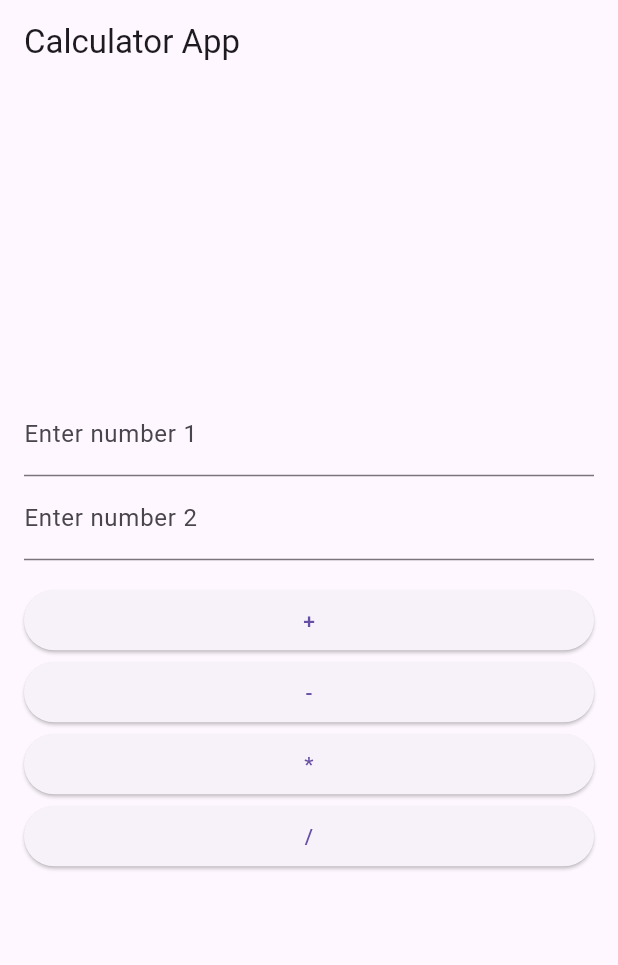
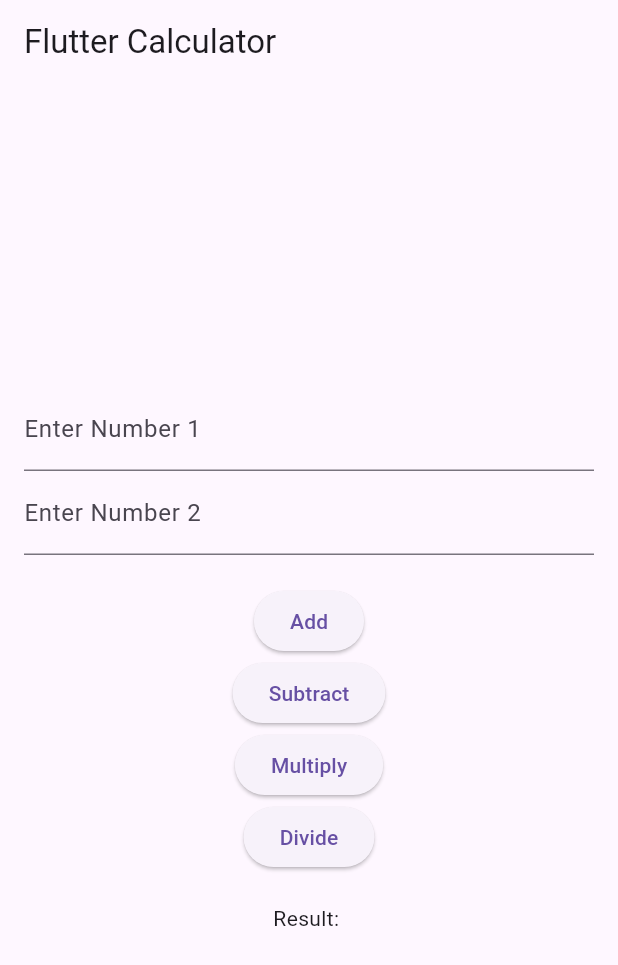
Before and after one commit to majojukrishna03/flutter_application_2, a Flutter app: the screen it shows after launch, on a phone screen of 412 x 824 dp. Shown: the top 965 px of the screen. Run offline on Flutter 3.47's test engine with Material 3 defaults, Android fonts, the phone set to English and light mode, and no system bars.

Commit message:
with abstract methods

```diff
--- a/lib/main.dart
+++ b/lib/main.dart
@@ -14,110 +14,108 @@ abstract class CalculatorOperations {
 class Calculator implements CalculatorOperations {
   @override
   double add(double num1, double num2) {
-    return num1 + num2;
+    // Your implementation for addition here
+    return 0; // Replace this with the actual result
   }
 
   @override
   double subtract(double num1, double num2) {
-    return num1 - num2;
+    // Your implementation for subtraction here
+    return 0; // Replace this with the actual result
   }
 
   @override
   double multiply(double num1, double num2) {
-    return num1 * num2;
+    // Your implementation for multiplication here
+    return 0; // Replace this with the actual result
   }
 
   @override
   double divide(double num1, double num2) {
-    if (num2 != 0) {
-      return num1 / num2;
-    } else {
-      throw ArgumentError("Cannot divide by zero");
-    }
+    // Your implementation for division here
+    return 0; // Replace this with the actual result
   }
 }
 
 class CalculatorApp extends StatelessWidget {
   final Calculator calculator = Calculator();
-  final TextEditingController _num1Controller = TextEditingController();
-  final TextEditingController _num2Controller = TextEditingController();
-  String _result = '';
-
-  void _calculate(String operation) {
-    double num1 = double.tryParse(_num1Controller.text) ?? 0.0;
-    double num2 = double.tryParse(_num2Controller.text) ?? 0.0;
-    double? result = null;
-
-    switch (operation) {
-      case 'add':
-        result = calculator.add(num1, num2);
-        break;
-      case 'subtract':
-        result = calculator.subtract(num1, num2);
-        break;
-      case 'multiply':
-        result = calculator.multiply(num1, num2);
-        break;
-      case 'divide':
-        try {
-          result = calculator.divide(num1, num2);
-        } catch (e) {
-          _result = "Error: ${e.toString()}";
-        }
-        break;
-    }
-
-    if (result != null) {
-      _result = 'Result: $result';
-    }
-  }
+  final TextEditingController num1Controller = TextEditingController();
+  final TextEditingController num2Controller = TextEditingController();
+  String result = '';
 
   @override
   Widget build(BuildContext context) {
     return MaterialApp(
       home: Scaffold(
         appBar: AppBar(
-          title: Text('Calculator App'),
+          title: Text('Flutter Calculator'),
         ),
         body: Padding(
-          padding: EdgeInsets.all(16.0),
+          padding: const EdgeInsets.all(16.0),
           child: Column(
             mainAxisAlignment: MainAxisAlignment.center,
-            crossAxisAlignment: CrossAxisAlignment.stretch,
             children: [
               TextField(
-                controller: _num1Controller,
+                controller: num1Controller,
                 keyboardType: TextInputType.number,
-                decoration: InputDecoration(labelText: 'Enter number 1'),
+                decoration: InputDecoration(labelText: 'Enter Number 1'),
               ),
               TextField(
-                controller: _num2Controller,
+                controller: num2Controller,
                 keyboardType: TextInputType.number,
-                decoration: InputDecoration(labelText: 'Enter number 2'),
+                decoration: InputDecoration(labelText: 'Enter Number 2'),
               ),
-              SizedBox(height: 16.0),
+              SizedBox(height: 20),
               ElevatedButton(
-                onPressed: () => _calculate('add'),
-                child: Text('+'),
+                onPressed: () {
+                  calculate(calculator.add);
+                },
+                child: Text('Add'),
               ),
               ElevatedButton(
-                onPressed: () => _calculate('subtract'),
-                child: Text('-'),
+                onPressed: () {
+                  calculate(calculator.subtract);
+                },
+                child: Text('Subtract'),
               ),
               ElevatedButton(
-                onPressed: () => _calculate('multiply'),
-                child: Text('*'),
+                onPressed: () {
+                  calculate(calculator.multiply);
+                },
+                child: Text('Multiply'),
               ),
               ElevatedButton(
-                onPressed: () => _calculate('divide'),
-                child: Text('/'),
+                onPressed: () {
+                  calculate(calculator.divide);
+                },
+                child: Text('Divide'),
               ),
-              SizedBox(height: 16.0),
-              Text(_result),
+              SizedBox(height: 20),
+              Text('Result: $result'),
             ],
           ),
         ),
       ),
     );
   }
+
+  void calculate(Function operation) {
+    try {
+      double num1 = double.parse(num1Controller.text);
+      double num2 = double.parse(num2Controller.text);
+
+      double resultValue = operation(num1, num2);
+      result = resultValue.toString();
+
+      // Force UI update
+      setState(() {});
+    } catch (e) {
+      result = 'Error: $e';
+      setState(() {});
+    }
+  }
+
+  void setState(VoidCallback fn) {
+    fn();
+  }
 }
```
